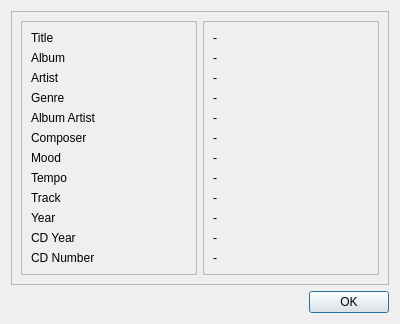
First picture: the form in CaX/dialog/trackinfodialog.ui, repository fsest4u/CaX_03, before the edit.
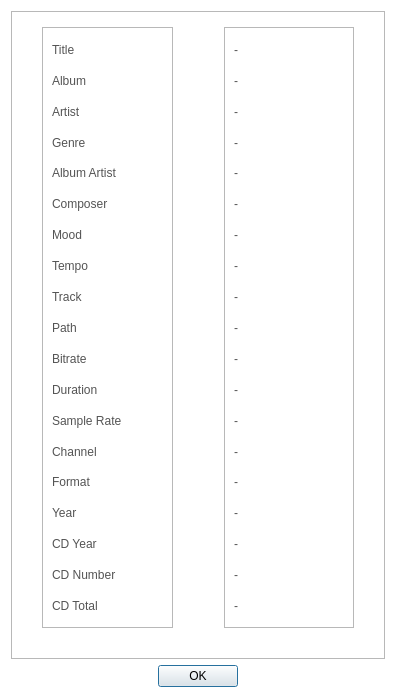
Second picture: the form after the edit.

```diff
--- a/CaX/dialog/trackinfodialog.ui
+++ b/CaX/dialog/trackinfodialog.ui
@@ -6,13 +6,24 @@
    <rect>
     <x>0</x>
     <y>0</y>
-    <width>400</width>
-    <height>294</height>
+    <width>396</width>
+    <height>698</height>
    </rect>
   </property>
   <property name="windowTitle">
    <string>Track Info</string>
   </property>
+  <property name="styleSheet">
+   <string notr="true">QLabel
+{
+	color: rgb(84, 84, 84);
+	font: 14pt &quot;Segoe UI&quot;;
+}
+QDialog
+{
+	background-color: rgb(255, 255, 255);
+}</string>
+  </property>
   <layout class="QGridLayout" name="gridLayout">
    <item row="0" column="0">
     <widget class="QFrame" name="frame_3">
@@ -23,6 +34,18 @@
       <enum>QFrame::Raised</enum>
      </property>
      <layout class="QHBoxLayout" name="horizontalLayout">
+      <property name="leftMargin">
+       <number>30</number>
+      </property>
+      <property name="topMargin">
+       <number>15</number>
+      </property>
+      <property name="rightMargin">
+       <number>30</number>
+      </property>
+      <property name="bottomMargin">
+       <number>30</number>
+      </property>
       <item>
        <widget class="QFrame" name="frame">
         <property name="frameShape">
@@ -33,92 +56,157 @@
         </property>
         <layout class="QVBoxLayout" name="verticalLayout_2">
          <item>
-          <widget class="QLabel" name="label_6">
+          <widget class="QLabel" name="labelTitle">
            <property name="text">
             <string>Title</string>
            </property>
           </widget>
          </item>
          <item>
-          <widget class="QLabel" name="label_5">
+          <widget class="QLabel" name="labelAlbum">
            <property name="text">
             <string>Album</string>
            </property>
           </widget>
          </item>
          <item>
-          <widget class="QLabel" name="label_4">
+          <widget class="QLabel" name="labelArtist">
            <property name="text">
             <string>Artist</string>
            </property>
           </widget>
          </item>
          <item>
-          <widget class="QLabel" name="label_3">
+          <widget class="QLabel" name="labelGenre">
            <property name="text">
             <string>Genre</string>
            </property>
           </widget>
          </item>
          <item>
-          <widget class="QLabel" name="label">
+          <widget class="QLabel" name="labelAlbumArtist">
            <property name="text">
             <string>Album Artist</string>
            </property>
           </widget>
          </item>
          <item>
-          <widget class="QLabel" name="label_7">
+          <widget class="QLabel" name="labelComposer">
            <property name="text">
             <string>Composer</string>
            </property>
           </widget>
          </item>
          <item>
-          <widget class="QLabel" name="label_8">
+          <widget class="QLabel" name="labelMood">
            <property name="text">
             <string>Mood</string>
            </property>
           </widget>
          </item>
          <item>
-          <widget class="QLabel" name="label_9">
+          <widget class="QLabel" name="labelTempo">
            <property name="text">
             <string>Tempo</string>
            </property>
           </widget>
          </item>
          <item>
-          <widget class="QLabel" name="label_10">
+          <widget class="QLabel" name="labelTrack">
            <property name="text">
             <string>Track</string>
            </property>
           </widget>
          </item>
          <item>
-          <widget class="QLabel" name="label_11">
+          <widget class="QLabel" name="labelPath">
+           <property name="text">
+            <string>Path</string>
+           </property>
+          </widget>
+         </item>
+         <item>
+          <widget class="QLabel" name="labelBitrate">
+           <property name="text">
+            <string>Bitrate</string>
+           </property>
+          </widget>
+         </item>
+         <item>
+          <widget class="QLabel" name="labelDuration">
+           <property name="text">
+            <string>Duration</string>
+           </property>
+          </widget>
+         </item>
+         <item>
+          <widget class="QLabel" name="labelSampleRate">
+           <property name="text">
+            <string>Sample Rate</string>
+           </property>
+          </widget>
+         </item>
+         <item>
+          <widget class="QLabel" name="labelChannel">
+           <property name="text">
+            <string>Channel</string>
+           </property>
+          </widget>
+         </item>
+         <item>
+          <widget class="QLabel" name="labelFormat">
+           <property name="text">
+            <string>Format</string>
+           </property>
+          </widget>
+         </item>
+         <item>
+          <widget class="QLabel" name="labelYear">
            <property name="text">
             <string>Year</string>
            </property>
           </widget>
          </item>
          <item>
-          <widget class="QLabel" name="label_12">
+          <widget class="QLabel" name="labelCDYear">
            <property name="text">
             <string>CD Year</string>
            </property>
           </widget>
          </item>
          <item>
-          <widget class="QLabel" name="label_13">
+          <widget class="QLabel" name="labelCDNumber">
            <property name="text">
             <string>CD Number</string>
            </property>
           </widget>
          </item>
+         <item>
+          <widget class="QLabel" name="labelCDTotal">
+           <property name="text">
+            <string>CD Total</string>
+           </property>
+          </widget>
+         </item>
         </layout>
        </widget>
       </item>
+      <item>
+       <spacer name="horizontalSpacer">
+        <property name="orientation">
+         <enum>Qt::Horizontal</enum>
+        </property>
+        <property name="sizeType">
+         <enum>QSizePolicy::Fixed</enum>
+        </property>
+        <property name="sizeHint" stdset="0">
+         <size>
+          <width>45</width>
+          <height>20</height>
+         </size>
+        </property>
+       </spacer>
+      </item>
       <item>
        <widget class="QFrame" name="frame_2">
         <property name="frameShape">
@@ -129,84 +217,133 @@
         </property>
         <layout class="QVBoxLayout" name="verticalLayout_3">
          <item>
-          <widget class="QLabel" name="labelTitle">
+          <widget class="QLabel" name="labelValueTitle">
            <property name="text">
             <string>-</string>
            </property>
           </widget>
          </item>
          <item>
-          <widget class="QLabel" name="labelAlbum">
+          <widget class="QLabel" name="labelValueAlbum">
            <property name="text">
             <string>-</string>
            </property>
           </widget>
          </item>
          <item>
-          <widget class="QLabel" name="labelArtist">
+          <widget class="QLabel" name="labelValueArtist">
            <property name="text">
             <string>-</string>
            </property>
           </widget>
          </item>
          <item>
-          <widget class="QLabel" name="labelGenre">
+          <widget class="QLabel" name="labelValueGenre">
            <property name="text">
             <string>-</string>
            </property>
           </widget>
          </item>
          <item>
-          <widget class="QLabel" name="labelAlbumArtist">
+          <widget class="QLabel" name="labelValueAlbumArtist">
            <property name="text">
             <string>-</string>
            </property>
           </widget>
          </item>
          <item>
-          <widget class="QLabel" name="labelComposer">
+          <widget class="QLabel" name="labelValueComposer">
            <property name="text">
             <string>-</string>
            </property>
           </widget>
          </item>
          <item>
-          <widget class="QLabel" name="labelMood">
+          <widget class="QLabel" name="labelValueMood">
            <property name="text">
             <string>-</string>
            </property>
           </widget>
          </item>
          <item>
-          <widget class="QLabel" name="labelTempo">
+          <widget class="QLabel" name="labelValueTempo">
            <property name="text">
             <string>-</string>
            </property>
           </widget>
          </item>
          <item>
-          <widget class="QLabel" name="labelTrack">
+          <widget class="QLabel" name="labelValueTrack">
            <property name="text">
             <string>-</string>
            </property>
           </widget>
          </item>
          <item>
-          <widget class="QLabel" name="labelYear">
+          <widget class="QLabel" name="labelValuePath">
            <property name="text">
             <string>-</string>
            </property>
           </widget>
          </item>
          <item>
-          <widget class="QLabel" name="labelCDYear">
+          <widget class="QLabel" name="labelValueBitrate">
            <property name="text">
             <string>-</string>
            </property>
           </widget>
          </item>
          <item>
-          <widget class="QLabel" name="labelCDNumber">
+          <widget class="QLabel" name="labelValueDuration">
+           <property name="text">
+            <string>-</string>
+           </property>
+          </widget>
+         </item>
+         <item>
+          <widget class="QLabel" name="labelValueSampleRate">
+           <property name="text">
+            <string>-</string>
+           </property>
+          </widget>
+         </item>
+         <item>
+          <widget class="QLabel" name="labelValueChannel">
+           <property name="text">
+            <string>-</string>
+           </property>
+          </widget>
+         </item>
+         <item>
+          <widget class="QLabel" name="labelValueFormat">
+           <property name="text">
+            <string>-</string>
+           </property>
+          </widget>
+         </item>
+         <item>
+          <widget class="QLabel" name="labelValueYear">
+           <property name="text">
+            <string>-</string>
+           </property>
+          </widget>
+         </item>
+         <item>
+          <widget class="QLabel" name="labelValueCDYear">
+           <property name="text">
+            <string>-</string>
+           </property>
+          </widget>
+         </item>
+         <item>
+          <widget class="QLabel" name="labelValueCDNumber">
+           <property name="text">
+            <string>-</string>
+           </property>
+          </widget>
+         </item>
+         <item>
+          <widget class="QLabel" name="labelValueCDTotal">
            <property name="text">
             <string>-</string>
            </property>
@@ -226,6 +363,9 @@
      <property name="standardButtons">
       <set>QDialogButtonBox::Ok</set>
      </property>
+     <property name="centerButtons">
+      <bool>true</bool>
+     </property>
     </widget>
    </item>
   </layout>
```
